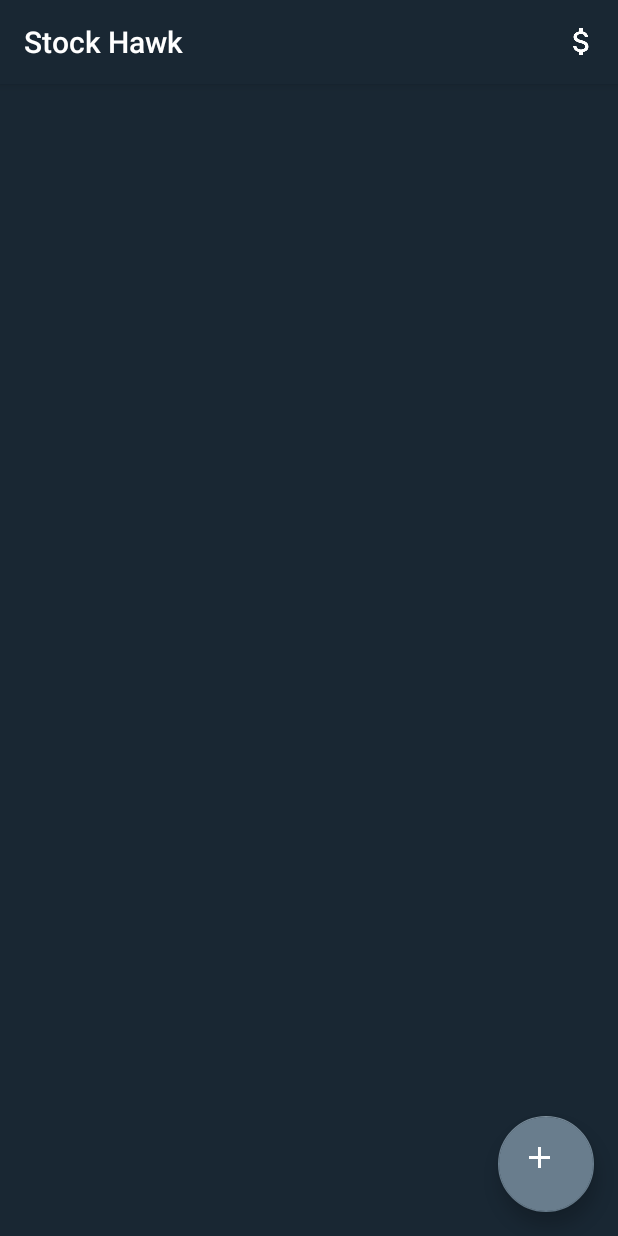
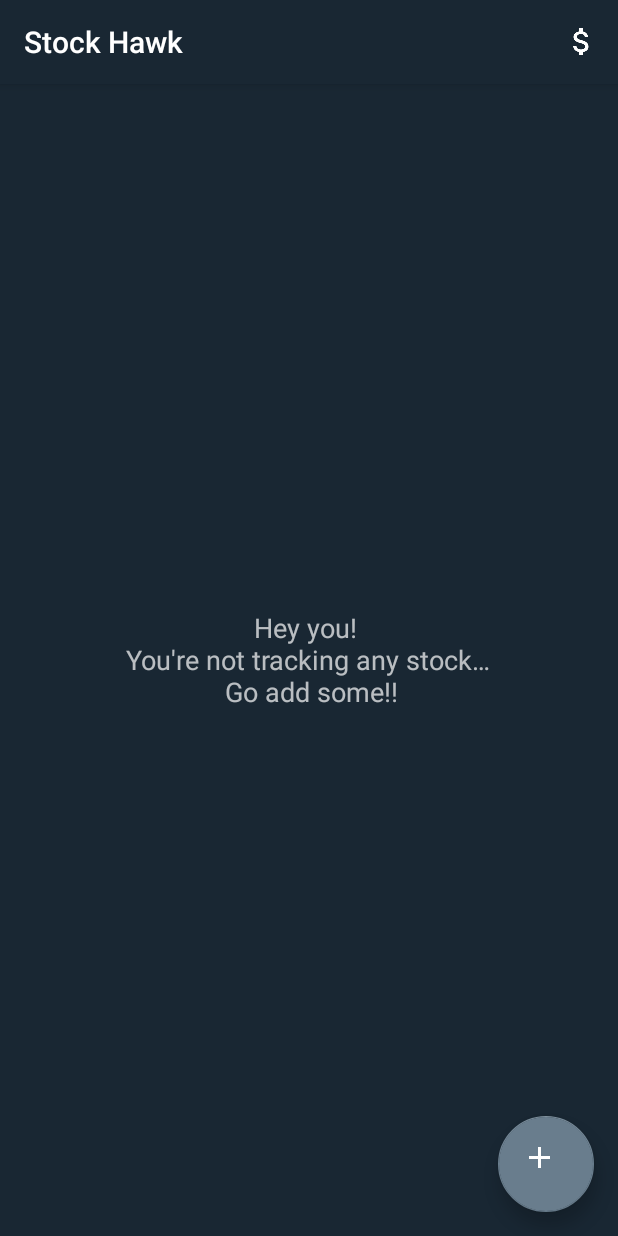
Before and after one commit to paulnunezm/StockHawk, an Android app: the screen it shows after launch (MyStocksActivity), on a phone screen of 412 x 824 dp. Run offline under Robolectric (Android 15) with nearby library versions, the phone set to English and light mode, and no system bars; libraries missing offline, so code that uses them is left out: com.afollestad.materialdialogs, net.simonvt.schematic; 2 statements that could not run were skipped.

Commit message:
added empty view

```diff
--- a/app/src/main/java/com/sam_chordas/android/stockhawk/ui/MyStocksActivity.java
+++ b/app/src/main/java/com/sam_chordas/android/stockhawk/ui/MyStocksActivity.java
@@ -55,7 +55,9 @@ public class MyStocksActivity extends AppCompatActivity implements LoaderManager
     private Context mContext;
     private Cursor mCursor;
     boolean isConnected;
+    private View emptyView;
     private android.support.design.widget.FloatingActionButton fab;
+    private RecyclerView recyclerView;
     public static final String INTENT_EXTRA_SYMBOL = "symbol";
     public static final String INTENT_EXTRA_NAME = "name";
     private static int COLUMN_NAME = 3;
@@ -69,6 +71,9 @@ public class MyStocksActivity extends AppCompatActivity implements LoaderManager
         isConnected =  Utils.isDeviceConected(mContext);
 
         setContentView(R.layout.activity_my_stocks);
+
+        emptyView = findViewById(R.id.empty_view);
+
 
         initializeFabButton();
 
@@ -116,7 +121,7 @@ public class MyStocksActivity extends AppCompatActivity implements LoaderManager
     }
 
     private void initializeRecyclerView() {
-        RecyclerView recyclerView = (RecyclerView) findViewById(R.id.recycler_view);
+        recyclerView = (RecyclerView) findViewById(R.id.recycler_view);
         recyclerView.setLayoutManager(new LinearLayoutManager(this));
         getLoaderManager().initLoader(CURSOR_LOADER_ID, null, this);
 
@@ -176,11 +181,20 @@ public class MyStocksActivity extends AppCompatActivity implements LoaderManager
         fab.setAnimation(fabAnim);
     }
 
-
     @Override
     public void onResume() {
         super.onResume();
         getLoaderManager().restartLoader(CURSOR_LOADER_ID, null, this);
+    }
+
+    public void showEmptyView(){
+        recyclerView.setVisibility(View.GONE);
+        emptyView.setVisibility(View.VISIBLE);
+    }
+
+    public void hideEmptyView(){
+        emptyView.setVisibility(View.GONE);
+        recyclerView.setVisibility(View.VISIBLE);
     }
 
     public void networkErrorToast() {
@@ -237,6 +251,12 @@ public class MyStocksActivity extends AppCompatActivity implements LoaderManager
     public void onLoadFinished(Loader<Cursor> loader, Cursor data) {
         mCursorAdapter.swapCursor(data);
         mCursor = data;
+
+        if(mCursorAdapter.getItemCount() == 0){
+            showEmptyView();
+        }else{
+            hideEmptyView();
+        }
     }
 
     @Override
--- a/app/src/main/res/layout/activity_my_stocks.xml
+++ b/app/src/main/res/layout/activity_my_stocks.xml
@@ -1,15 +1,30 @@
-<android.support.design.widget.CoordinatorLayout
+<FrameLayout
     xmlns:android="http://schemas.android.com/apk/res/android"
     xmlns:app="http://schemas.android.com/apk/res-auto"
-    android:id="@+id/container"
     android:layout_width="match_parent"
     android:layout_height="match_parent"
     android:background="@color/background_color">
+
+    <android.support.design.widget.CoordinatorLayout
+        android:id="@+id/container"
+        android:layout_width="match_parent"
+        android:layout_height="match_parent">
 
         <android.support.v7.widget.RecyclerView
             android:id="@+id/recycler_view"
             android:layout_width="match_parent"
             android:layout_height="match_parent"/>
+
+        <TextView
+            android:id="@+id/empty_view"
+            android:layout_width="wrap_content"
+            android:layout_height="wrap_content"
+            android:layout_gravity="center"
+            android:gravity="center"
+            android:text="@string/empty_stock_list"
+            android:textSize="18sp"
+            android:padding="16dp"
+            android:visibility="gone"/>
 
         <android.support.design.widget.FloatingActionButton
             android:id="@+id/fab"
@@ -19,4 +34,8 @@
             android:layout_margin="16dp"
             android:src="@drawable/ic_add_white_24dp"
             android:theme="@style/MyFloatingButton"/>
+
     </android.support.design.widget.CoordinatorLayout>
+
+
+</FrameLayout>
--- a/app/src/main/res/values/strings.xml
+++ b/app/src/main/res/values/strings.xml
@@ -10,6 +10,8 @@
     <string name="input_hint">FB</string>
     <string name="input_prefill"></string>
     <string name="msg_stock_already_saved">This stock is already saved!</string>
+    <string name="empty_stock_list">Hey you! \n You\'re not tracking any stock&#8230; \n Go add some!!</string>
+
 
     <!-- errors -->
     <string name="err_adding_stock">Error adding stock symbol</string>
```
Also changed, not shown: 1 other file. Lines whose indentation alone changed are shown as unchanged.
